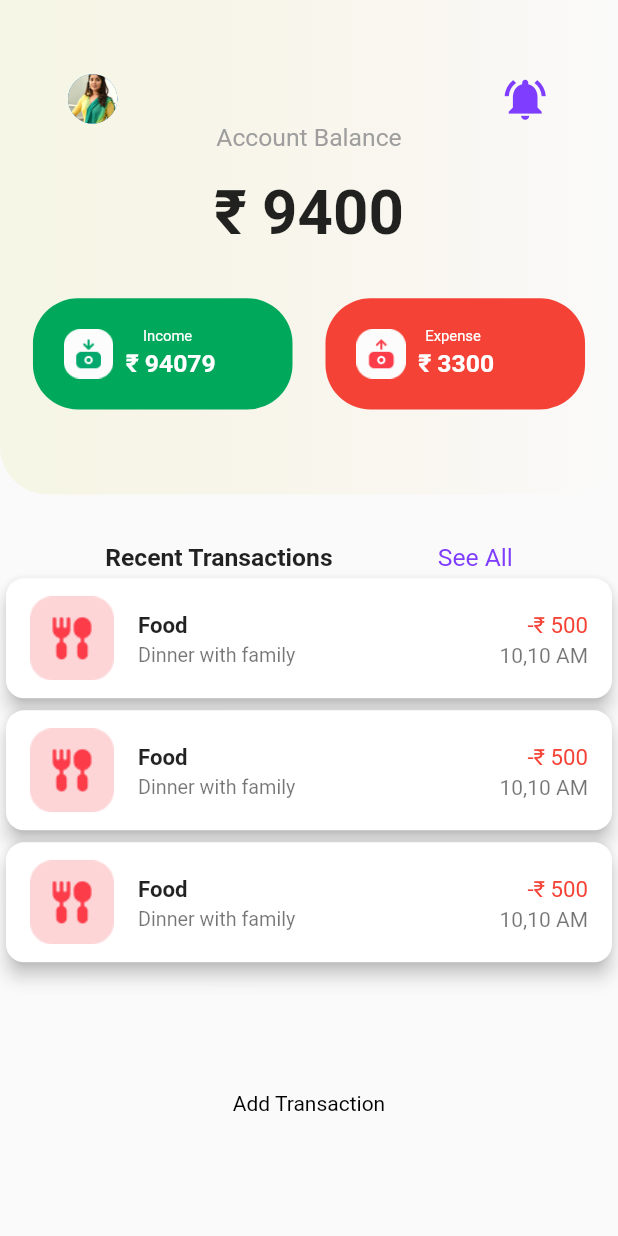
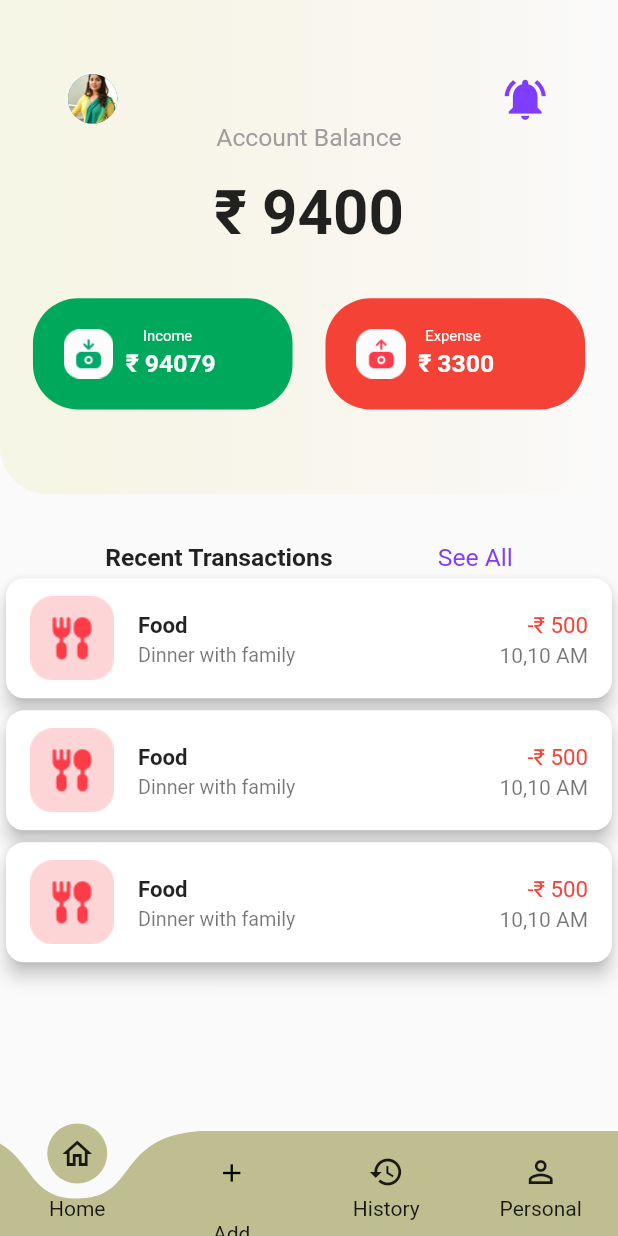
Before and after one commit to rahulsvaz/expense_manager, a Flutter app: the screen it shows after launch, on a phone screen of 412 x 824 dp. Run offline on Flutter 3.47's test engine with Material 2 defaults, Android fonts, the phone set to English and light mode, and no system bars; drawn by our look-alikes of curved_labeled_navigation_bar; our stand-ins replace get; missing offline and left inert: flutter_swipe_button.

```diff
--- a/lib/view/screens/home_screen.dart
+++ b/lib/view/screens/home_screen.dart
@@ -1,4 +1,6 @@
-import 'package:expense_manager/view/screens/all_transactionas_page.dart';
+import 'package:curved_labeled_navigation_bar/curved_navigation_bar.dart';
+import 'package:curved_labeled_navigation_bar/curved_navigation_bar_item.dart';
+import 'package:expense_manager/view/screens/all_transactions_page.dart';
 import 'package:expense_manager/viewModel/widgets/transaction_card.dart';
 import 'package:flutter/material.dart';
 import 'package:flutter_swipe_button/flutter_swipe_button.dart';
@@ -132,26 +134,26 @@ class _HomeScreenState extends State<HomeScreen> {
                 }),
           ),
 
-          SwipeButton.expand(
-            width: width * 0.7,
-            height: height * 0.07,
-            borderRadius: BorderRadius.circular(20),
-            thumb: const Icon(
-              Icons.double_arrow_rounded,
-              color: Colors.white,
-            ),
-            activeThumbColor: Pallete.purple,
-            activeTrackColor: Colors.grey.shade300,
-            onSwipe: () {
+          // SwipeButton.expand(
+          //   width: width * 0.7,
+          //   height: height * 0.07,
+          //   borderRadius: BorderRadius.circular(20),
+          //   thumb: const Icon(
+          //     Icons.double_arrow_rounded,
+          //     color: Colors.white,
+          //   ),
+          //   activeThumbColor: Pallete.purple,
+          //   activeTrackColor: Colors.grey.shade300,
+          //   onSwipe: () {
 
-            },
-            child: const Text(
-              "Add Transaction",
-              style: TextStyle(
-                color: Colors.black,
-              ),
-            ),
-          )
+          //   },
+          //   child: const Text(
+          //     "Add Transaction",
+          //     style: TextStyle(
+          //       color: Colors.black,
+          //     ),
+          //   ),
+          // )
 
           // Padding(
           //   padding: EdgeInsets.symmetric(horizontal: width * 0.1),
@@ -198,6 +200,39 @@ class _HomeScreenState extends State<HomeScreen> {
           // ),
         ],
       ),
+      bottomNavigationBar: CurvedNavigationBar(
+
+        color: const Color(0xF4BBBB8C),
+        backgroundColor: Colors.transparent,
+
+        items:  [
+          const CurvedNavigationBarItem(
+
+            child: Icon(Icons.home_outlined),
+            label: 'Home',
+          ),
+          CurvedNavigationBarItem(
+
+            child: FloatingActionButton(
+              elevation: 0,
+              backgroundColor: const Color.fromARGB(0, 0, 0, 0),
+              onPressed: (){},
+              child:  const Icon(Icons.add,color: Colors.black,size: 20,)),
+            label: 'Add',
+          ),
+          const CurvedNavigationBarItem(
+            child: Icon(Icons.history),
+            label: 'History',
+          ),
+          const CurvedNavigationBarItem(
+            child: Icon(Icons.perm_identity),
+            label: 'Personal',
+          ),
+        ],
+        onTap: (index) {
+
+        },
+      ),
     );
   }
 }
```
Also changed, not shown: lib/view/screens/all_transactions_page.dart (renamed from lib/view/screens/all_transactionas_page.dart).
